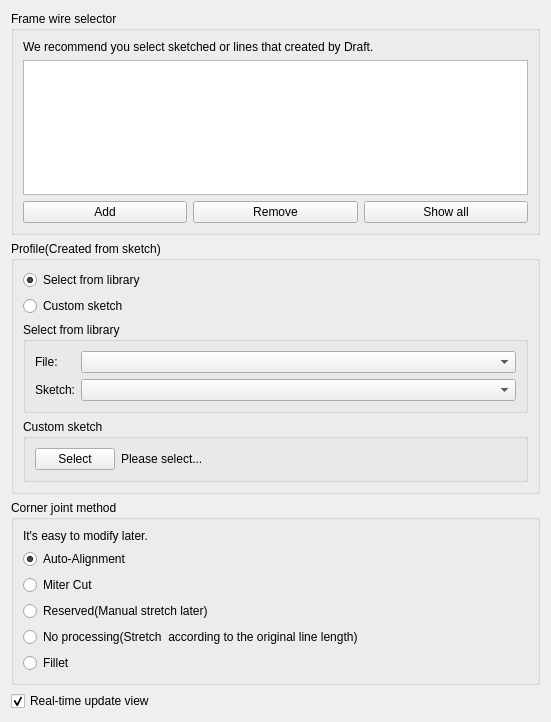
ovo-Tim/EasyProfileFrame, file freecad/easy_profile_frame/resources/ui/CreateProfilesBySketchPanel.ui: the form before one commit.
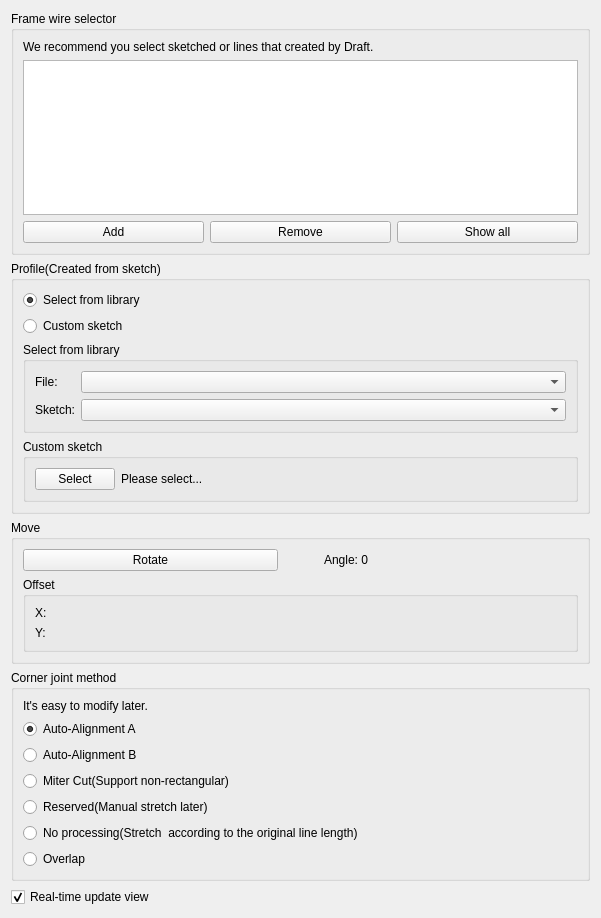
The form after the commit.

```diff
--- a/freecad/easy_profile_frame/resources/ui/CreateProfilesBySketchPanel.ui
+++ b/freecad/easy_profile_frame/resources/ui/CreateProfilesBySketchPanel.ui
@@ -6,8 +6,8 @@
    <rect>
     <x>0</x>
     <y>0</y>
-    <width>551</width>
-    <height>722</height>
+    <width>601</width>
+    <height>918</height>
    </rect>
   </property>
   <property name="windowTitle">
@@ -142,6 +142,86 @@
      </layout>
     </widget>
    </item>
+   <item>
+    <widget class="QGroupBox" name="groupBox">
+     <property name="sizePolicy">
+      <sizepolicy hsizetype="Preferred" vsizetype="Preferred">
+       <horstretch>0</horstretch>
+       <verstretch>0</verstretch>
+      </sizepolicy>
+     </property>
+     <property name="title">
+      <string>Move</string>
+     </property>
+     <layout class="QGridLayout" name="gridLayout">
+      <item row="0" column="0">
+       <layout class="QHBoxLayout" name="horizontalLayout_2">
+        <item>
+         <widget class="QPushButton" name="rotate_btn">
+          <property name="sizePolicy">
+           <sizepolicy hsizetype="Minimum" vsizetype="Fixed">
+            <horstretch>0</horstretch>
+            <verstretch>0</verstretch>
+           </sizepolicy>
+          </property>
+          <property name="text">
+           <string>Rotate</string>
+          </property>
+         </widget>
+        </item>
+        <item>
+         <spacer name="horizontalSpacer">
+          <property name="sizeHint" stdset="0">
+           <size>
+            <width>40</width>
+            <height>20</height>
+           </size>
+          </property>
+         </spacer>
+        </item>
+        <item>
+         <widget class="QLabel" name="angle_dis">
+          <property name="text">
+           <string>Angle: 0</string>
+          </property>
+         </widget>
+        </item>
+       </layout>
+      </item>
+      <item row="1" column="0">
+       <widget class="QGroupBox" name="groupBox_3">
+        <property name="title">
+         <string>Offset</string>
+        </property>
+        <layout class="QVBoxLayout" name="verticalLayout_6">
+         <item>
+          <layout class="QHBoxLayout" name="X_offset">
+           <item>
+            <widget class="QLabel" name="label_3">
+             <property name="text">
+              <string>X:</string>
+             </property>
+            </widget>
+           </item>
+          </layout>
+         </item>
+         <item>
+          <layout class="QHBoxLayout" name="Y_offset">
+           <item>
+            <widget class="QLabel" name="label_6">
+             <property name="text">
+              <string>Y:</string>
+             </property>
+            </widget>
+           </item>
+          </layout>
+         </item>
+        </layout>
+       </widget>
+      </item>
+     </layout>
+    </widget>
+   </item>
    <item>
     <widget class="QGroupBox" name="groupBox_2">
      <property name="title">
@@ -158,17 +238,24 @@
       <item>
        <widget class="QRadioButton" name="auto_align">
         <property name="text">
-         <string>Auto-Alignment</string>
+         <string>Auto-Alignment A</string>
         </property>
         <property name="checked">
          <bool>true</bool>
         </property>
        </widget>
       </item>
+      <item>
+       <widget class="QRadioButton" name="auto_alignB">
+        <property name="text">
+         <string>Auto-Alignment B</string>
+        </property>
+       </widget>
+      </item>
       <item>
        <widget class="QRadioButton" name="miter_cut">
         <property name="text">
-         <string>Miter Cut</string>
+         <string>Miter Cut(Support non-rectangular)</string>
         </property>
        </widget>
       </item>
@@ -189,7 +276,7 @@
       <item>
        <widget class="QRadioButton" name="fillet">
         <property name="text">
-         <string>Fillet</string>
+         <string>Overlap</string>
         </property>
        </widget>
       </item>
```
Left out of the diff: 6 changed lines with no effect on the pictures.
